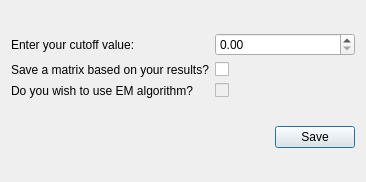
The window that src/sequenceFromMatrix.ui (TaronSilver/genom) describes before a commit, drawn with Qt 5.
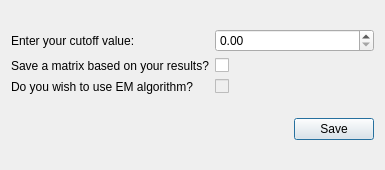
The same window after the commit.

What changed in the file:
```diff
--- a/src/sequenceFromMatrix.ui
+++ b/src/sequenceFromMatrix.ui
@@ -6,8 +6,8 @@
    <rect>
     <x>0</x>
     <y>0</y>
-    <width>366</width>
-    <height>182</height>
+    <width>385</width>
+    <height>170</height>
    </rect>
   </property>
   <property name="windowTitle">
```
